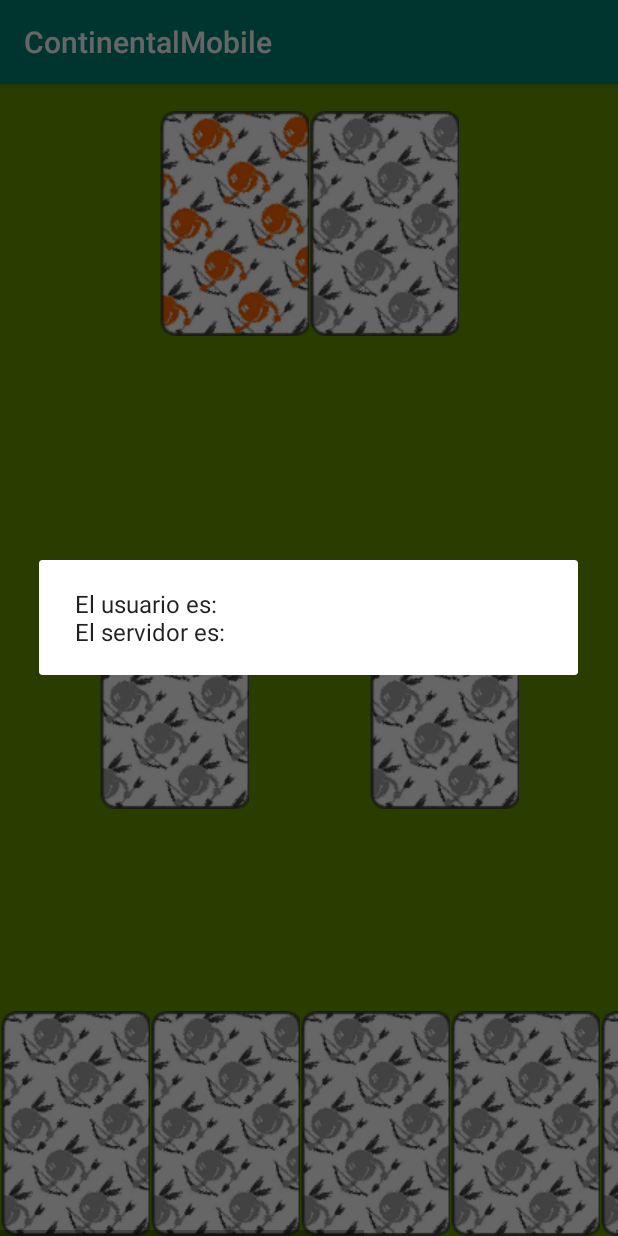
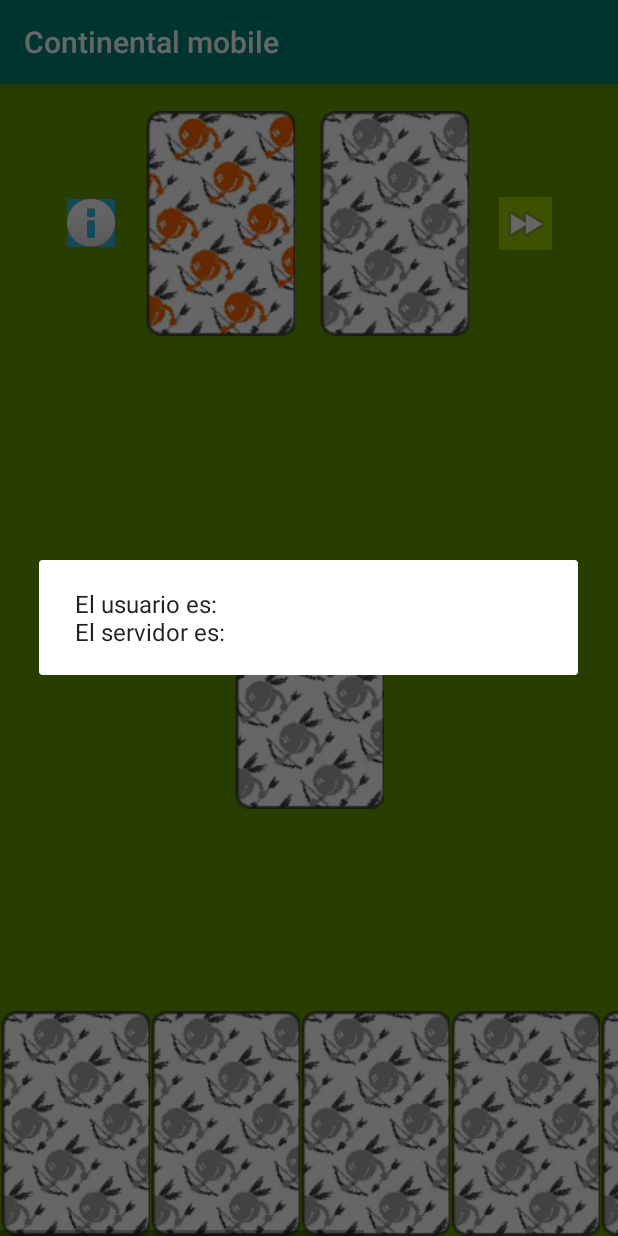
Before and after one commit to ja-avos/ContinentalMobile, an Android app: the screen it shows after launch (InterfazContinental), after a tap on "ENTRAR", on a phone screen of 412 x 824 dp. Run offline under Robolectric (Android 15) with nearby library versions, the phone set to English and light mode, and no system bars; 8 statements that could not run were skipped.

Commit message:
Se reallizan cambios para unir el mundo y la interfaz

```diff
--- a/app/src/main/java/com/apo2h/fave/continentalmobile/InterfazContinental.java
+++ b/app/src/main/java/com/apo2h/fave/continentalmobile/InterfazContinental.java
@@ -17,10 +17,15 @@ import java.io.IOException;
 import java.net.InetAddress;
 import java.net.InetSocketAddress;
 import java.net.Socket;
+import java.util.List;
 
+import mundo.Carta;
 import mundo.ContinentalException;
 import mundo.JugadorContinental;
 import mundo.ThreadConectar;
+import mundo.ThreadEnviarDatosVictoria;
+import mundo.ThreadEnviarJugada;
+import mundo.ThreadEsperarCarta;
 import mundo.ThreadEsperarJugada;
 
 public class InterfazContinental extends AppCompatActivity {
@@ -32,9 +37,7 @@ public class InterfazContinental extends AppCompatActivity {
 
     ImageButton[] cartas;
 
-    ImageButton cartaBarajaI;
-
-    ImageView cartaBarajaJ;
+    ImageButton cartaBarajaI, cartaBarajaJ, cartaTemp;
 
     EditText username;
 
@@ -42,14 +45,36 @@ public class InterfazContinental extends AppCompatActivity {
 
     Button loginBtn;
 
+    ImageButton infoButton, nextButton, seleccionado;
+
     AlertDialog.Builder alerta;
 
-    JugadorContinental jugador;
+    /**
+     * Dirección del servidor.
+     */
+    private String servidor;
+
+    /**
+     * Nombre del usuario.
+     */
+    private String usuario;
+
+    /**
+     * Puerto del servidor.
+     */
+    private int puerto;
+
+    /**
+     * Clase principal del mundo.
+     */
+    private JugadorContinental jugador;
 
     @Override
     protected void onCreate(Bundle savedInstanceState) {
         super.onCreate(savedInstanceState);
         alerta = new AlertDialog.Builder(this);
+        jugador = new JugadorContinental();
+        setTitle("Continental mobile");
         ingresar();
     }
 
@@ -81,37 +106,94 @@ public class InterfazContinental extends AppCompatActivity {
         loginBtn.setOnClickListener(new IngresoListener());
     }
 
+    /**
+     * Configura los datos de la conexión.
+     * @param pServidor Nombre del servidor.
+     * @param pUsuario Nombre del usuario.
+     */
+    public void configurarDatosConexion( String pServidor, String pUsuario )
+    {
+        servidor = pServidor;
+        puerto = 9999;
+        usuario = pUsuario;
+        conectar( );
+
+    }
+
     public void comenzarJuego(String usuario, final String host)
     {
-        Thread thread = new Thread(new Runnable() {
-            @Override
-            public void run() {
-                try {
-                    server = new Socket(host, 9999);
-                }
-                catch (Exception e)
-                {
-                    e.printStackTrace();
-                }
-            }
-        });
-        thread.start();
-
         setContentView(R.layout.activity_main);
 
         cartas = new ImageButton[7];
         cartaBarajaI = (ImageButton) findViewById(R.id.barajaIncialButton);
-        cartaBarajaJ = (ImageView) findViewById(R.id.barajaJugadaImage);
+        cartaBarajaJ = (ImageButton) findViewById(R.id.barajaJugadaButton);
+        cartaTemp = (ImageButton) findViewById(R.id.cartaTemp);
 
-        cartaBarajaJ.setOnLongClickListener(new ChoiceTouchListener());
+        cartaBarajaI.setOnClickListener(new OnInicialListener());
+        cartaBarajaI.setTag("cover");
+        cartaBarajaJ.setOnClickListener(new OnCartasListener());
+        cartaBarajaJ.setTag("nocarta");
+        cartaTemp.setOnClickListener(new OnCartasListener());
+        cartaTemp.setTag("nocarta");
+
         for(int i = 0; i < cartas.length; i++)
         {
             cartas[i] = (ImageButton) findViewById(GetID.getResId("carta" + (i+1), R.id.class));
-            cartas[i].setOnLongClickListener(new ChoiceTouchListener());
-            if(i%2 != 0)
-                cartas[i].setTag("rutaDePrueba");
-            else
-                cartas[i].setTag("noCarta");
+            cartas[i].setOnClickListener(new OnCartasListener());
+            cartas[i].setTag("nocarta");
+        }
+
+        cartas[0].setTag("carta_8_corazones_");
+        cartas[0].setImageResource(R.drawable.carta_8_corazones_);
+        cartas[2].setTag("carta_a_diamantes_");
+        cartas[2].setImageResource(R.drawable.carta_a_diamantes_);
+        cartas[4].setTag("carta_3_picas_");
+        cartas[4].setImageResource(R.drawable.carta_3_picas_);
+
+        infoButton = (ImageButton) findViewById(R.id.infoButton);
+        infoButton.setOnClickListener(new View.OnClickListener() {
+            @Override
+            public void onClick(View v) {
+                mostrarInformacion();
+            }
+        });
+
+        nextButton = (ImageButton) findViewById(R.id.nextButton);
+        nextButton.setOnClickListener(new View.OnClickListener() {
+            @Override
+            public void onClick(View v) {
+
+                realizarJugada();
+
+            }
+        });
+
+    }
+
+    public class OnInicialListener implements View.OnClickListener
+    {
+
+        @Override
+        public void onClick(View v) {
+            pedirCartaBarajaInicial();
+        }
+    }
+
+    public class OnCartasListener implements View.OnClickListener
+    {
+
+        @Override
+        public void onClick(View v) {
+            if(seleccionado == null)
+            {
+                seleccionado = (ImageButton) v;
+                seleccionado.setForeground(getDrawable(R.drawable.ic_launcher_foreground));
+            }
+            else {
+                cambiarCartas(seleccionado, (ImageButton) v);
+                seleccionado.setForeground(null);
+                seleccionado = null;
+            }
         }
     }
 
@@ -147,6 +229,25 @@ public class InterfazContinental extends AppCompatActivity {
                     }
                 }
             });
+        }
+    }
+
+    //Muestra la información de la partida
+    public void mostrarInformacion()
+    {
+        alerta.setMessage("Esta es una prueba. \n\t En la versión final aparecerá con \n \t datos de jugadores.");
+        alerta.show();
+    }
+
+    //Termina la jugada y envía la carta en la mesa al servidor
+    public void realizarJugada()
+    {
+        if(((String)cartaTemp.getTag()).equals("nocarta"))
+            mostrarMensaje("Debe realizar alguna jugada");
+        else
+        {
+            ThreadEnviarJugada t = new ThreadEnviarJugada( jugador, this );
+            t.start( );
         }
     }
 
@@ -203,44 +304,19 @@ public class InterfazContinental extends AppCompatActivity {
         });
     }
 
-    /**
-     * Espera la jugada del oponente
-     */
-    public void esperarJugada(){
-        ThreadEsperarJugada t = new ThreadEsperarJugada(jugador, this);
-        t.start();
-    }
-
     public void conectar(){
         String usuario = username.getText().toString();
         String servidor = serverAddress.getText().toString();
-        ThreadConectar t = new ThreadConectar(jugador, this, usuario, servidor, PUERTO);
-        t.start();
-    }
+        try
+        {
+            ThreadConectar t = new ThreadConectar(jugador, this, usuario, servidor, PUERTO);
+            t.start();
+        }
+        catch(Exception e) {
+            mostrarMensaje(e.getMessage());
+        }
 
-    public void cambiarCarta(ImageView carta1, ImageView carta2)
-    {
-        String tag1 = (String) carta1.getTag();
-        carta1.setTag(carta2.getTag());
-        carta1.setImageResource(GetID.getResId((String)carta2.getTag(), R.drawable.class));
-        carta2.setTag(tag1);
-        carta2.setImageResource(GetID.getResId(tag1, R.drawable.class));
-    }
 
-    public final class ChoiceTouchListener implements View.OnLongClickListener
-    {
-        @Override
-        public boolean onLongClick(View v) {
-            if(((ImageView)v).getDrawable() != null)
-            {
-                ClipData data = ClipData.newPlainText("", "");
-                View.DragShadowBuilder shadowBuilder = new View.DragShadowBuilder(v);
-                v.startDrag(data, shadowBuilder, v, 0);
-                return true;
-            }
-
-            return false;
-        }
     }
 
     public final class IngresoListener implements View.OnClickListener
@@ -251,8 +327,127 @@ public class InterfazContinental extends AppCompatActivity {
             String usuario = username.getText().toString();
             String servidor = serverAddress.getText().toString();
             alerta.setMessage("El usuario es:    " + usuario + "\nEl servidor es:    " + servidor);
+            configurarDatosConexion(servidor, usuario);
             alerta.show();
             comenzarJuego(usuario, servidor);
         }
     }
+
+    public void quitarCarta(ImageButton btn)
+    {
+        btn.setImageResource(R.drawable.nocarta);
+        btn.setTag("nocarta");
+    }
+
+    public void cambiarCartas(ImageButton btn1, ImageButton btn2)
+    {
+        String tag1 = (String) btn1.getTag();
+        btn1.setTag(btn2.getTag());
+        btn1.setImageResource(GetID.getResId((String) btn2.getTag(), R.drawable.class));
+        btn2.setTag(tag1);
+        btn2.setImageResource(GetID.getResId(tag1, R.drawable.class));
+    }
+
+    public void mostrarMensaje(String mensaje)
+    {
+        alerta.setMessage(mensaje);
+        alerta.show();
+    }
+
+    public void cambiarCarta(ImageButton carta, String nombre)
+    {
+        carta.setTag(nombre);
+        carta.setImageResource(GetID.getResId(nombre, R.drawable.class));
+    }
+
+    public String traducirCarta(Carta carta)
+    {
+        String repre = carta.darRepresentacion().toLowerCase();
+        return "carta_" + (repre.equals("as")?"a":repre) + "_" + carta.darPalo().toLowerCase() + "_";
+    }
+
+    public void actualizarInterfaz()
+    {
+        List<Carta> cartasM = jugador.darJuego().darJuego();
+        for(int i = 0; i < 7; i++)
+        {
+            cambiarCarta(cartas[i], traducirCarta(cartasM.get(i)));
+        }
+        cambiarCarta(cartaBarajaJ, traducirCarta(jugador.darJuego().darCartaBarajaJugada()));
+        cambiarCarta(cartaTemp, traducirCarta(jugador.darJuego().darCartaTemporal()));
+    }
+
+    /**
+     * Espera la jugada del oponente. <br>
+     * El proceso para esperar una jugada se hace en un hilo aparte usando la clase ThreadEsperarJugada.
+     */
+    public void esperarJugada( )
+    {
+        cartaBarajaJ.setClickable(false);
+        cartaBarajaI.setClickable(false);
+        nextButton.setClickable(false);
+        ThreadEsperarJugada t = new ThreadEsperarJugada( jugador, this );
+        t.start( );
+
+    }
+
+    /**
+     * Pide una carta al servidor de la baraja inicial. <br>
+     * El proceso para esperar una jugada se hace en un hilo aparte usando la clase ThreadEsperarCarta.
+     */
+    public void pedirCartaBarajaInicial( )
+    {
+        if( jugador.darEstado( ) == JugadorContinental.ESPERANDO_JUGADA )
+        {
+            mostrarMensaje("Espera a tu turno");
+        }
+        else
+        {
+            if( jugador.seleccionoCarta( ) )
+            {
+                mostrarMensaje("Ya seleccionaste una carta");
+            }
+            else
+            {
+                ThreadEsperarCarta t = new ThreadEsperarCarta( jugador, this, ThreadEsperarCarta.INICIAL );
+                t.start( );
+            }
+        }
+    }
+
+    /**
+     * Pide una carta al servidor de la baraja donde se ubican las cartas ya jugadas. <br>
+     * El proceso para esperar una jugada se hace en un hilo aparte usando la clase ThreadEsperarCarta.
+     */
+    public void pedirCartaBarajaJugada( )
+    {
+        if( jugador.darEstado( ) == JugadorContinental.ESPERANDO_JUGADA )
+        {
+            mostrarMensaje("Espera tu turno");
+        }
+        else
+        {
+            if( jugador.seleccionoCarta( ) )
+            {
+                mostrarMensaje("Ya seleccionó una carta");
+            }
+            else
+            {
+                jugador.darJuego( ).modificarCartaBarajaJugada( null );
+                ThreadEsperarCarta t = new ThreadEsperarCarta( jugador, this, ThreadEsperarCarta.JUGADA);
+                t.start( );
+            }
+        }
+    }
+
+    /**
+     * Valida si el jugador tiene un juego correcto. <br>
+     * El proceso para validar la victoria se hace en un hilo aparte usando la clase ThreadEnviarDatosVictoria.
+     */
+    public void validarVictoria( )
+    {
+        ThreadEnviarDatosVictoria t = new ThreadEnviarDatosVictoria( jugador, this );
+        t.start( );
+
+    }
 }
--- a/app/src/main/java/mundo/JugadorContinental.java
+++ b/app/src/main/java/mundo/JugadorContinental.java
@@ -37,7 +37,7 @@ public class JugadorContinental {
 
 
     //Constructor
-    public JugadorContinental(String numDerrotasOponente, String numVictoriasOponente, String nombre ){
+    public JugadorContinental( ){
         finJuego = false;
         juego = new Juego();
         estado = ESPERANDO_OPONENTE;
--- a/app/src/main/java/mundo/ThreadConectar.java
+++ b/app/src/main/java/mundo/ThreadConectar.java
@@ -3,6 +3,8 @@ package mundo;
 import com.apo2h.fave.continentalmobile.InterfazContinental;
 
 public class ThreadConectar extends Thread {
+
+
 
     /**
      * Referencia al juego.
@@ -68,7 +70,7 @@ public class ThreadConectar extends Thread {
         try
         {
             jugador.conectar( nombre, servidor, puerto );
-           // principal.actualizarInterfaz( );
+            principal.actualizarInterfaz( );
           //  principal.actualizarDatosOponente( );
            // principal.activarBarajas( );
             if( jugador.darEstado( ).equals( JugadorContinental.ESPERANDO_JUGADA ) )
--- a/app/src/main/java/mundo/ThreadEnviarJugada.java
+++ b/app/src/main/java/mundo/ThreadEnviarJugada.java
@@ -2,7 +2,7 @@ package mundo;
 
 import com.apo2h.fave.continentalmobile.InterfazContinental;
 
-public class ThreadEnviarJugada implements Runnable {
+public class ThreadEnviarJugada extends Thread {
 
     /**
      * Referencia al juego.
@@ -44,7 +44,7 @@ public class ThreadEnviarJugada implements Runnable {
     {
 
         jugador.realizarJugada( );
-       // principal.actualizarInterfaz( );
+        principal.actualizarInterfaz( );
         principal.esperarJugada( );
 
     }
--- a/app/src/main/java/mundo/ThreadEsperarCarta.java
+++ b/app/src/main/java/mundo/ThreadEsperarCarta.java
@@ -2,7 +2,7 @@ package mundo;
 
 import com.apo2h.fave.continentalmobile.InterfazContinental;
 
-public class ThreadEsperarCarta implements Runnable {
+public class ThreadEsperarCarta extends Thread {
 
     /**
      * Representa a la baraja inicial.
@@ -70,7 +70,7 @@ public class ThreadEsperarCarta implements Runnable {
             else if( baraja.equals( JUGADA ) )
                 jugador.pedirCartaBarajaJugada( );
 
-            //principal.actualizarInterfaz( );
+            principal.actualizarInterfaz( );
         }
         catch( ContinentalException e )
         {
--- a/app/src/main/java/mundo/ThreadEsperarJugada.java
+++ b/app/src/main/java/mundo/ThreadEsperarJugada.java
@@ -47,12 +47,12 @@ public class ThreadEsperarJugada extends Thread {
             if( jugador.juegoTerminado( ) )
             {
                 principal.mostrarInformacionGanador( jugador.darVictoriaValidaOponente( ) );
-               // principal.actualizarInterfaz( );
+               principal.actualizarInterfaz( );
             }
             else
             {
                // principal.desactivarBotonJugar( );
-               // principal.actualizarInterfaz( );
+               principal.actualizarInterfaz( );
             }
         }
         catch( ContinentalException e )
--- a/app/src/main/res/layout/barajas.xml
+++ b/app/src/main/res/layout/barajas.xml
@@ -6,8 +6,7 @@
     <LinearLayout
         android:layout_width="match_parent"
         android:layout_height="wrap_content"
-        android:orientation="vertical"
-        android:gravity="center">
+        android:orientation="vertical">
 
         <Space
             android:layout_width="match_parent"
@@ -16,36 +15,59 @@
         <LinearLayout
             android:layout_width="match_parent"
             android:layout_height="wrap_content"
-            android:layout_weight="1"
+            android:layout_weight="0"
+            android:gravity="center"
             android:visibility="visible">
 
+            <ImageButton
+                android:id="@+id/infoButton"
+                android:layout_width="wrap_content"
+                android:layout_height="wrap_content"
+                android:background="@android:color/holo_blue_light"
+                android:src="@android:drawable/ic_dialog_info"
+                />
+
             <Space
-                android:layout_width="30dp"
+                android:layout_width="20dp"
                 android:layout_height="match_parent"
-                android:layout_weight="1" />
+                android:layout_weight="0" />
 
             <ImageButton
                 android:id="@+id/barajaIncialButton"
                 android:layout_width="wrap_content"
                 android:layout_height="wrap_content"
-                android:layout_weight="1"
+                android:layout_weight="0"
                 android:background="?android:selectableItemBackground"
                 android:src="@drawable/cover"
                 android:visibility="visible"
                 />
 
-            <ImageView
-                android:id="@+id/barajaJugadaImage"
+            <android.support.v4.widget.Space
+                android:layout_width="@dimen/activity_horizontal_margin"
+                android:layout_height="match_parent" />
+
+            <ImageButton
+                android:id="@+id/barajaJugadaButton"
                 android:layout_width="wrap_content"
                 android:layout_height="wrap_content"
                 android:layout_weight="0"
-                android:background="@drawable/nocarta"
+                android:src="@drawable/nocarta"
+                android:background="?android:selectableItemBackground"
                 android:visibility="visible" />
 
             <Space
-                android:layout_width="30dp"
+                android:layout_width="20dp"
                 android:layout_height="match_parent"
-                android:layout_weight="1" />
+                android:layout_weight="0" />
+
+            <ImageButton
+                android:id="@+id/nextButton"
+                android:layout_width="35dp"
+                android:layout_height="35dp"
+                android:background="@android:color/holo_green_light"
+                android:src="@android:drawable/ic_media_ff"
+                />
+
         </LinearLayout>
 
         <Space
--- a/app/src/main/res/layout/mesa_juego.xml
+++ b/app/src/main/res/layout/mesa_juego.xml
@@ -10,26 +10,14 @@
         android:orientation="horizontal"
         android:visibility="visible">
 
-        <ImageView
-            android:id="@+id/cartaBarajaTempImg"
+        <ImageButton
+            android:id="@+id/cartaTemp"
             android:layout_width="wrap_content"
             android:layout_height="wrap_content"
             android:layout_weight="0"
             android:background="@drawable/nocarta"
-            android:clickable="false"
             android:visibility="visible" />
-        <Space
-            android:layout_width="80dp"
-            android:layout_height="match_parent" />
 
-        <ImageView
-            android:id="@+id/cartaJugadorTempImg"
-            android:layout_width="wrap_content"
-            android:layout_height="wrap_content"
-            android:layout_weight="0"
-            android:background="@drawable/nocarta"
-            android:clickable="false"
-            android:visibility="visible" />
     </LinearLayout>
 
 </android.support.constraint.ConstraintLayout>
--- a/app/src/main/res/mipmap-anydpi-v26/ic_launcher.xml
+++ b/app/src/main/res/mipmap-anydpi-v26/ic_launcher.xml
@@ -1,5 +1,5 @@
 <?xml version="1.0" encoding="utf-8"?>
 <adaptive-icon xmlns:android="http://schemas.android.com/apk/res/android">
-    <background android:drawable="@drawable/ic_launcher_background" />
-    <foreground android:drawable="@drawable/ic_launcher_foreground" />
+    <background android:drawable="@drawable/logo2" />
+    <foreground android:drawable="@drawable/logo2"/>
 </adaptive-icon>
```
Also changed, not shown: app/src/main/java/mundo/ThreadEnviarDatosVictoria.java (+4 -3 lines).
